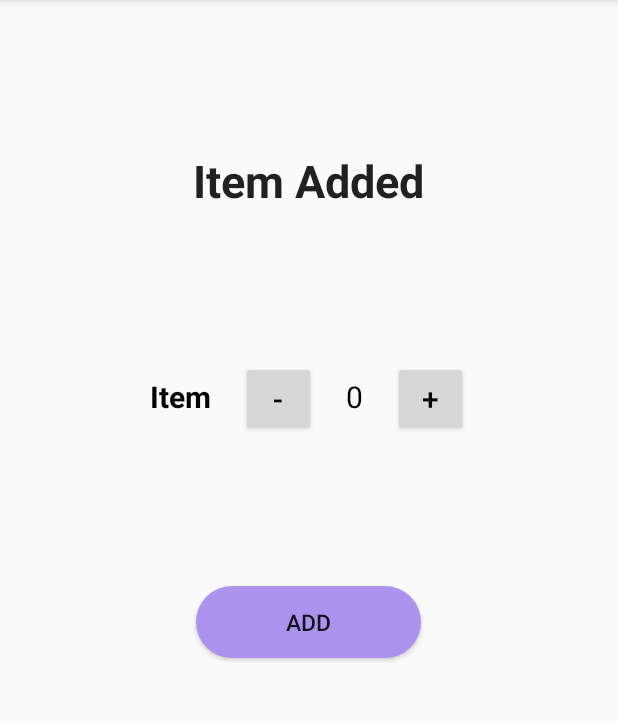
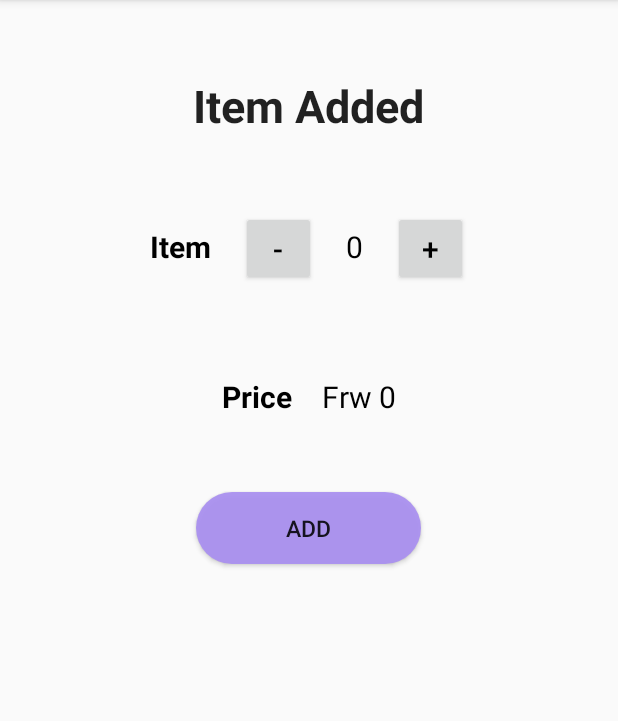
Before and after one commit to Mugengano18/Menu_App, an Android app: the screen it shows after launch (QuantityActivity), on a phone screen of 412 x 824 dp, the part 84-805 px from its top. Run offline under Robolectric (Android 15) with nearby library versions, the phone set to English and light mode, and no system bars; Roboto replaces fonts that are not available here.

Commit message:
Change files

```diff
--- a/app/src/main/java/com/example/menu_app/QuantityActivity.java
+++ b/app/src/main/java/com/example/menu_app/QuantityActivity.java
@@ -11,6 +11,7 @@ import androidx.appcompat.app.AppCompatActivity;
 public class QuantityActivity extends AppCompatActivity {
 
     int quantity = 0;
+    int price = 0;
     private Button add;
 
     @Override
@@ -34,15 +35,29 @@ public class QuantityActivity extends AppCompatActivity {
         quantityText.setText("" + number);
     }
 
+    private void displayPrice(int price) {
+        TextView priceText = (TextView) findViewById(R.id.price);
+        priceText.setText("Frw " + price);
+    }
+
     public void decrement(View view) {
         if (quantity>0) {
             quantity = quantity - 1;
             display(quantity);
         }
+        price = calculatePrice();
+        displayPrice(price);
     }
 
     public void increment(View view) {
         quantity = quantity + 1;
         display(quantity);
+        price = calculatePrice();
+        displayPrice(price);
+    }
+
+    private int calculatePrice() {
+        price = quantity * 3000;
+        return price;
     }
 }
--- a/app/src/main/res/layout/activity_quantity.xml
+++ b/app/src/main/res/layout/activity_quantity.xml
@@ -12,7 +12,7 @@
         style="@style/TextAppearance.AppCompat.Body1"
         android:layout_width="wrap_content"
         android:layout_height="wrap_content"
-        android:layout_marginTop="100dp"
+        android:layout_marginTop="50dp"
         android:text="Item Added"
         android:layout_centerHorizontal="true"
         android:textSize="30dp"
@@ -20,12 +20,12 @@
         app:fontFamily="@font/armata"/>
 
     <RelativeLayout
-        android:id="@+id/linear"
+        android:id="@+id/relative"
         android:layout_below="@id/textView"
         android:layout_width="wrap_content"
         android:layout_height="wrap_content"
         android:layout_centerInParent="true"
-        android:layout_marginTop="100dp">
+        android:layout_marginTop="50dp">
 
 
             <TextView
@@ -73,6 +73,39 @@
 
     </RelativeLayout>
 
+    <LinearLayout
+        android:id="@+id/linear"
+        android:layout_below="@id/relative"
+        android:layout_width="wrap_content"
+        android:layout_height="wrap_content"
+        android:orientation="horizontal"
+        android:layout_centerInParent="true"
+        android:layout_marginTop="50dp">
+
+
+        <TextView
+            android:id="@+id/priceText"
+            android:layout_width="wrap_content"
+            android:layout_height="wrap_content"
+            android:text="Price"
+            android:textColor="@color/Black"
+            android:textStyle="bold"
+            android:layout_marginTop="10dp"
+            android:layout_marginRight="20dp"
+            android:textSize="20sp"/>
+
+        <TextView
+            android:id="@+id/price"
+            android:layout_width="wrap_content"
+            android:layout_height="wrap_content"
+            android:layout_marginTop="10dp"
+            android:text="Frw 0"
+            android:textColor="@color/Black"
+            android:layout_toRightOf="@id/minus"
+            android:textSize="20sp"/>
+
+    </LinearLayout>
+
     <Button
         android:id="@+id/add"
         android:layout_centerHorizontal="true"
@@ -80,7 +113,7 @@
         android:layout_height="wrap_content"
         android:text="Add"
         android:textSize="15sp"
-        android:layout_marginTop="100dp"
+        android:layout_marginTop="50dp"
         android:layout_below="@id/linear"
         android:layout_gravity="center_horizontal"
         android:background="@drawable/roundbutton"/>
```
